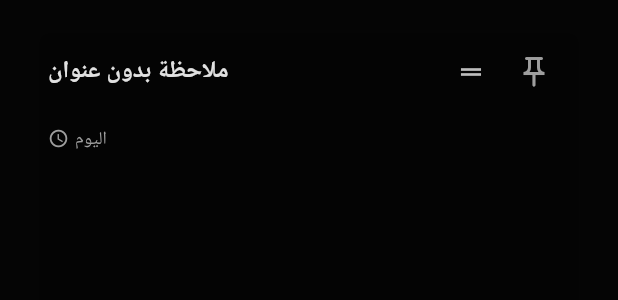
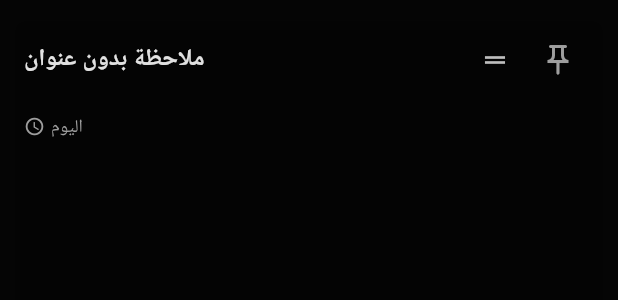
Before and after one commit to Moaz7x/zenlearn, a Flutter app: the NoteCard widget shown alone on an empty page, opened directly with empty values, on a phone screen of 412 x 824 dp. Shown: the top 300 px of the screen. Run offline on Flutter 3.47's test engine with Material 3 defaults, Android fonts, the phone set to English and light mode, and no system bars; our stand-ins replace bloc, dartz, device_info_plus, equatable, flutter_bloc, flutter_local_notifications and 10 more; missing offline and left inert: pdf_render, screen_brightness, volume_controller; accounts and stored records are empty; generated files the repository leaves out were written again; project files that could hold a hidden picture were left out.

```diff
--- a/lib/features/notes/presentation/widgets/note_card.dart
+++ b/lib/features/notes/presentation/widgets/note_card.dart
@@ -1,64 +1,38 @@
 import 'package:flutter/material.dart';
 import 'package:zenlearn/features/notes/domain/entities/note_entity.dart';
 
-class NoteCard extends StatefulWidget {
+class NoteCard extends StatelessWidget {
+  // Changed to StatelessWidget
   final NoteEntity note;
   final VoidCallback onTap;
   final VoidCallback onTogglePin;
-  final VoidCallback? onLongPress;
 
   const NoteCard({
     super.key,
     required this.note,
     required this.onTap,
     required this.onTogglePin,
-    this.onLongPress,
   });
 
-  @override
-  State<NoteCard> createState() => _NoteCardState();
-}
-
-class _NoteCardState extends State<NoteCard> with SingleTickerProviderStateMixin {
-  late AnimationController _animationController;
-  late Animation<double> _scaleAnimation;
-  bool _isLongPressed = false;
+  // Removed all animation and long press state/methods (_animationController, _scaleAnimation, _isLongPressed, initState, dispose, _handleLongPressStart, _handleLongPressEnd, _handleTapCancel)
 
   @override
   Widget build(BuildContext context) {
     return GestureDetector(
-      onTap: widget.onTap,
-      onLongPress: () {
-        setState(() {
-          _isLongPressed = true;
-        });
-        _animationController.forward();
-        widget.onLongPress?.call();
-        // Reset the animation after a short delay
-        Future.delayed(const Duration(milliseconds: 200), () {
-          if (mounted) {
-            _animationController.reverse();
-            setState(() {
-              _isLongPressed = false;
-            });
-          }
-        });
-      },
-      child: AnimatedBuilder(
-        animation: _scaleAnimation,
-        builder: (context, child) {
-          return Transform.scale(
-            scale: _scaleAnimation.value,
+      onTap: onTap, // Only handle tap
+      // Removed onLongPressStart, onLongPressEnd, onTapCancel, onLongPressCancel
       child: Container(
-              margin: const EdgeInsets.symmetric(horizontal: 16.0, vertical: 8.0),
+        // Removed AnimatedBuilder and Transform.scale
+        // margin: const EdgeInsets.symmetric(horizontal: 16.0, vertical: 8.0),
         decoration: BoxDecoration(
           borderRadius: BorderRadius.circular(16.0),
           boxShadow: [
+            // Simplified boxShadow - no longer depends on _isLongPressed
             BoxShadow(
-                    color: Colors.black.withOpacity(_isLongPressed ? 0.2 : 0.1),
-                    blurRadius: _isLongPressed ? 12.0 : 8.0,
+              color: Colors.black.withOpacity(0.1),
+              blurRadius: 8.0, // Fixed blurRadius
               offset: const Offset(0, 4),
-                    spreadRadius: _isLongPressed ? 2.0 : 0,
+              spreadRadius: 0, // Fixed spreadRadius
             ),
             BoxShadow(
               color: Colors.black.withOpacity(0.05),
@@ -74,9 +48,7 @@ class _NoteCardState extends State<NoteCard> with SingleTickerProviderStateMixin
           shape: RoundedRectangleBorder(
             borderRadius: BorderRadius.circular(16.0),
           ),
-                color: widget.note.color != null
-                    ? Color(widget.note.color!)
-                    : Theme.of(context).cardColor,
+          color: note.color != null ? Color(note.color!) : Theme.of(context).cardColor,
           child: Padding(
             padding: const EdgeInsets.all(16.0),
             child: Column(
@@ -86,9 +58,7 @@ class _NoteCardState extends State<NoteCard> with SingleTickerProviderStateMixin
                   children: [
                     Expanded(
                       child: Text(
-                              widget.note.title.isNotEmpty
-                                  ? widget.note.title
-                                  : 'ملاحظة بدون عنوان',
+                        note.title.isNotEmpty ? note.title : 'ملاحظة بدون عنوان',
                         style: Theme.of(context).textTheme.titleMedium?.copyWith(
                               fontWeight: FontWeight.w600,
                             ),
@@ -96,13 +66,7 @@ class _NoteCardState extends State<NoteCard> with SingleTickerProviderStateMixin
                         overflow: TextOverflow.ellipsis,
                       ),
                     ),
-                          if (_isLongPressed)
-                            Icon(
-                              Icons.open_with,
-                              color: Theme.of(context).primaryColor,
-                              size: 20,
-                            )
-                          else
+                    // Always show drag handle icon
                     Icon(
                       Icons.drag_handle,
                       color: Colors.grey[400],
@@ -112,23 +76,21 @@ class _NoteCardState extends State<NoteCard> with SingleTickerProviderStateMixin
                     AnimatedSwitcher(
                       duration: const Duration(milliseconds: 200),
                       child: IconButton(
-                              key: ValueKey(widget.note.isPinned),
+                        key: ValueKey(note.isPinned),
                         icon: Icon(
-                                widget.note.isPinned ? Icons.push_pin : Icons.push_pin_outlined,
-                                color: widget.note.isPinned
-                                    ? Theme.of(context).primaryColor
-                                    : Colors.grey,
+                          note.isPinned ? Icons.push_pin : Icons.push_pin_outlined,
+                          color: note.isPinned ? Theme.of(context).primaryColor : Colors.grey,
                         ),
-                              onPressed: widget.onTogglePin,
+                        onPressed: onTogglePin,
                         splashRadius: 20,
                       ),
                     ),
                   ],
                 ),
-                      if (widget.note.content.isNotEmpty) ...[
+                if (note.content.isNotEmpty) ...[
                   const SizedBox(height: 8.0),
                   Text(
-                          widget.note.content,
+                    note.content,
                     style: Theme.of(context).textTheme.bodyMedium?.copyWith(
                           color: Colors.grey[600],
                         ),
@@ -146,7 +108,7 @@ class _NoteCardState extends State<NoteCard> with SingleTickerProviderStateMixin
                     ),
                     const SizedBox(width: 4.0),
                     Text(
-                            _formatDate(widget.note.createdAt),
+                      _formatDate(note.createdAt),
                       style: Theme.of(context).textTheme.bodySmall?.copyWith(
                             color: Colors.grey[500],
                           ),
@@ -159,31 +121,6 @@ class _NoteCardState extends State<NoteCard> with SingleTickerProviderStateMixin
         ),
       ),
     );
-        },
-      ),
-    );
-  }
-
-  @override
-  void dispose() {
-    _animationController.dispose();
-    super.dispose();
-  }
-
-  @override
-  void initState() {
-    super.initState();
-    _animationController = AnimationController(
-      duration: const Duration(milliseconds: 150),
-      vsync: this,
-    );
-    _scaleAnimation = Tween<double>(
-      begin: 1.0,
-      end: 0.95,
-    ).animate(CurvedAnimation(
-      parent: _animationController,
-      curve: Curves.easeInOut,
-    ));
   }
 
   String _formatDate(DateTime date) {
@@ -197,7 +134,7 @@ class _NoteCardState extends State<NoteCard> with SingleTickerProviderStateMixin
     } else if (difference.inDays < 7) {
       return 'منذ ${difference.inDays} أيام';
     } else {
-      return '${date.day}/${date.month}/${date.year}';
+      return '${date.day.toString().padLeft(2, '0')}/${date.month.toString().padLeft(2, '0')}/${date.year}';
     }
   }
 }
```
Also changed, not shown: lib/features/notes/data/datasource/note_local_data_source_impl.dart (+48 -45 lines), lib/features/notes/presentation/pages/notes_page.dart (+48 -3 lines). Lines whose indentation alone changed are shown as unchanged.
